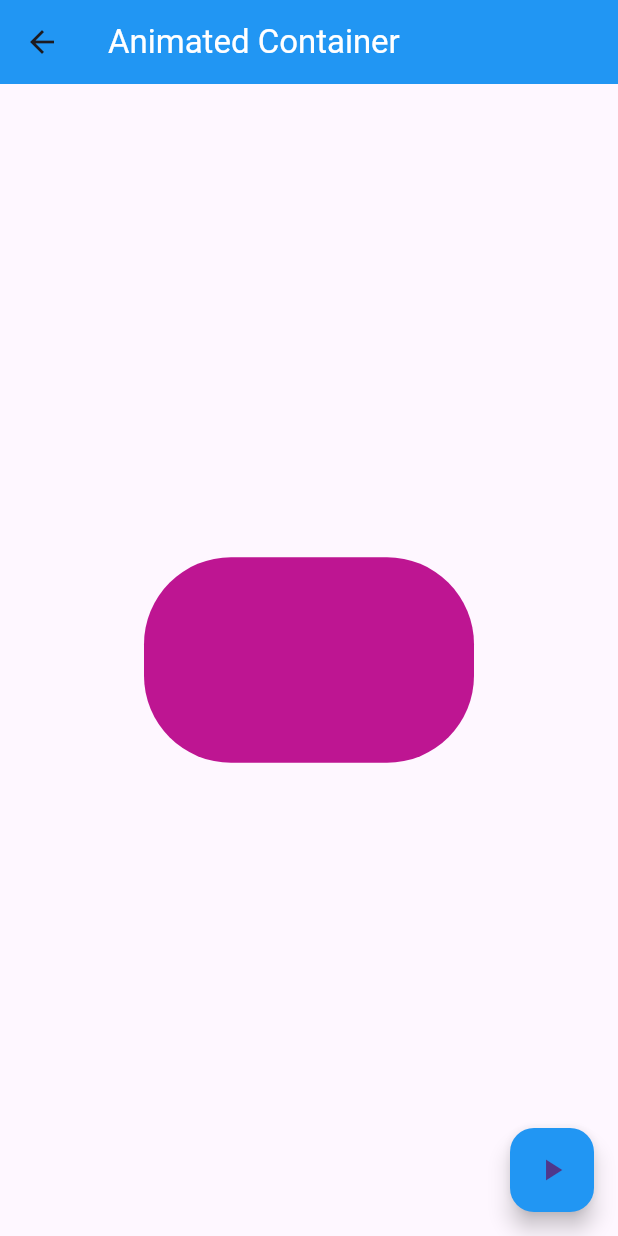
After one commit to deniswou/flutter_app, a Flutter app: the AnimatedContainerPage screen opened by its route, after a tap on the "play arrow" icon, on a phone screen of 412 x 824 dp. The commit adds this screen. Run offline on Flutter 3.47's test engine with Material 3 defaults, Android fonts, the phone set to English and light mode, and no system bars.

Commit message:
add animated container

```diff
--- a/data/menu_opts.json
+++ b/data/menu_opts.json
@@ -15,6 +15,11 @@
             "ruta" : "card",
             "icon" : "folder_open",
             "texto": "Cards - Tarjetas"
+        },
+        {
+            "ruta" : "animatedContainer",
+            "icon" : "donut_large",
+            "texto": "Animated - Container"
         }
     ]
 }
--- /dev/null
+++ b/lib/src/pages/animated_container.dart
@@ -0,0 +1,59 @@
+import 'dart:math';
+import 'package:flutter/material.dart';
+
+
+class AnimatedContainerPage extends StatefulWidget {
+
+  @override
+  _AnimatedContainerPage createState() => _AnimatedContainerPage();
+}
+
+class _AnimatedContainerPage extends State<AnimatedContainerPage> {
+
+  double _width = 50.0;
+  double _height = 50.0;
+  Color _color = Colors.blue;
+  BorderRadiusGeometry _borderRadius = BorderRadius.circular(8.0);
+
+  @override
+  Widget build(BuildContext context) {
+    return Scaffold(
+      appBar: AppBar(
+        title: Text('Animated Container', style: TextStyle(color: Colors.white)),
+        backgroundColor: Colors.blue,
+      ),
+      body: Center(
+        child: AnimatedContainer(
+          duration: Duration(seconds: 1),
+          curve: Curves.fastOutSlowIn,
+          width: _width,
+          height: _height,
+          decoration: BoxDecoration(
+            borderRadius: _borderRadius,
+            color: _color,
+          ),
+        ),
+      ),
+      floatingActionButton: FloatingActionButton(
+        child: Icon(Icons.play_arrow),
+        backgroundColor: Colors.blue,
+          onPressed: () {
+            setState(() {
+              final random = Random();
+              _width = random.nextInt(300).toDouble();
+              _height = random.nextInt(300).toDouble();
+
+              _color = Color.fromRGBO(
+                random.nextInt(256),
+                random.nextInt(256),
+                random.nextInt(256),
+                1,
+              );
+
+              _borderRadius =BorderRadius.circular(random.nextInt(100).toDouble());
+          });
+        },
+      ),
+    );
+  }
+}
--- a/lib/src/routes/routes.dart
+++ b/lib/src/routes/routes.dart
@@ -1,14 +1,16 @@
 import 'package:flutter/material.dart';
 import 'package:flutter_app/src/pages/alert_page.dart';
+import 'package:flutter_app/src/pages/animated_container.dart';
 import 'package:flutter_app/src/pages/avatar_page.dart';
 import 'package:flutter_app/src/pages/card_page.dart';
 import 'package:flutter_app/src/pages/home_page.dart';
 
 Map<String, WidgetBuilder> getApplicationRoutes(){
 return <String, WidgetBuilder>{
-        '/'       : (BuildContext context) => HomePage(),
-        'alert'   : (BuildContext context) => AlertPage(),
-        'avatar'  : (BuildContext context) => AvatarPage(),
-        'card'  : (BuildContext context) => CardPage(),
+        '/'                 : (BuildContext context) => HomePage(),
+        'alert'             : (BuildContext context) => AlertPage(),
+        'avatar'            : (BuildContext context) => AvatarPage(),
+        'card'              : (BuildContext context) => CardPage(),
+        'animatedContainer' : (BuildContext context) => AnimatedContainerPage(),
 };
 }
--- a/lib/src/utils/icono_string_util.dart
+++ b/lib/src/utils/icono_string_util.dart
@@ -4,6 +4,7 @@ final _icons = <String, IconData>{
   'add_alert'     : Icons.add_alert,
   'accessibility' : Icons.accessibility,
   'folder_open'   : Icons.folder_open,
+  'donut_large'   : Icons.donut_large,
 };
 
 Icon getIcon (String nombreIcono){
```
